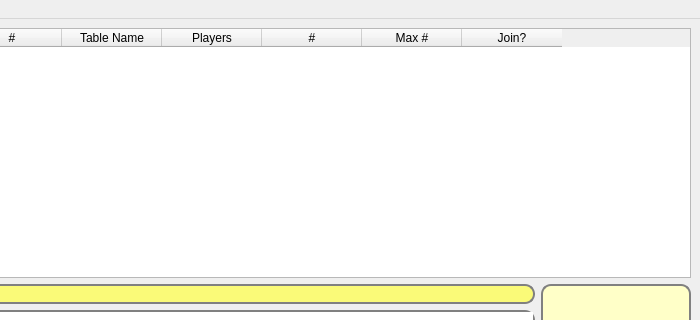
Qt form aerolith/trunk/src/aerolithclient/mainwindow.ui (domino14/aerolithdesktop) before a commit; both pictures show x 145 to 845 and y 0 to 320 of the 845 by 528 pixel window.
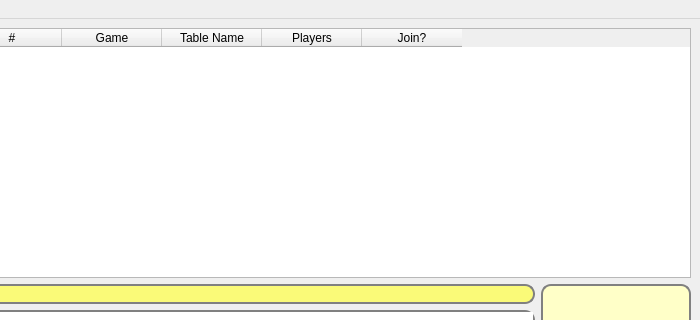
The same form after that commit. Custom widgets are drawn as their Qt base class.

```diff
--- a/aerolith/trunk/src/aerolithclient/mainwindow.ui
+++ b/aerolith/trunk/src/aerolithclient/mainwindow.ui
@@ -94,6 +94,11 @@
         <string>#</string>
        </property>
       </column>
+      <column>
+       <property name="text">
+        <string>Game</string>
+       </property>
+      </column>
       <column>
        <property name="text">
         <string>Table Name</string>
@@ -104,16 +109,6 @@
         <string>Players</string>
        </property>
       </column>
-      <column>
-       <property name="text">
-        <string>#</string>
-       </property>
-      </column>
-      <column>
-       <property name="text">
-        <string>Max #</string>
-       </property>
-      </column>
       <column>
        <property name="text">
         <string>Join?</string>
```
